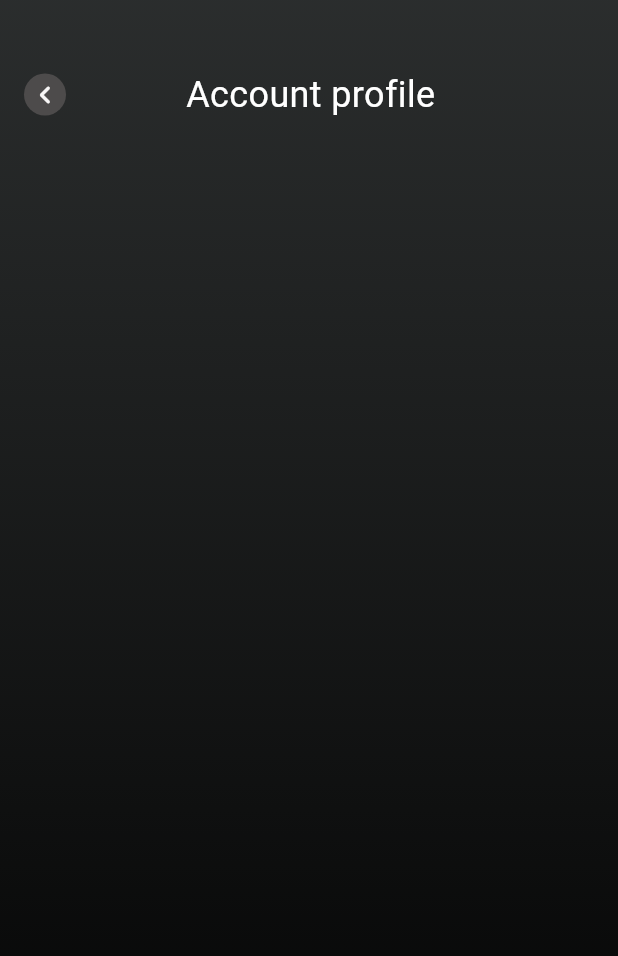
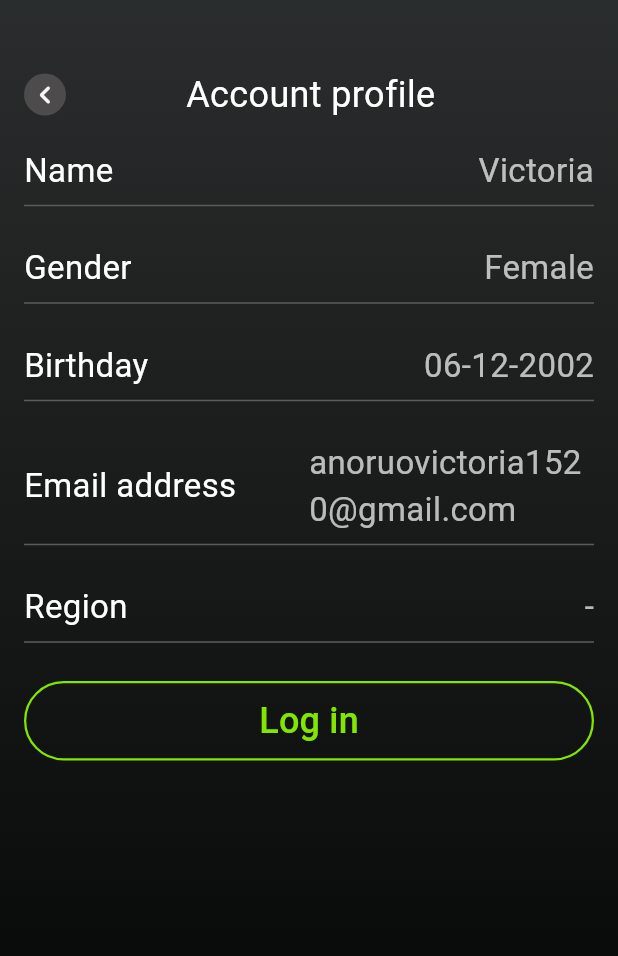
Before and after one commit to Veeqy/soundApp, a Flutter app: the Profile_page screen opened directly, on a phone screen of 412 x 824 dp. Shown: the top 956 px of the screen. Run offline on Flutter 3.47's test engine with Material 3 defaults, Android fonts, the phone set to English and light mode, and no system bars.

```diff
--- a/lib/screens.dart/profile_page.dart
+++ b/lib/screens.dart/profile_page.dart
@@ -19,7 +19,7 @@ class Profile_page extends StatelessWidget {
             end: Alignment.bottomCenter,
           ),
         ),
-        child:  Padding(
+        child: Padding(
           padding: const EdgeInsets.symmetric(
             vertical: 16,
           ),
@@ -50,14 +50,15 @@ class Profile_page extends StatelessWidget {
                         backgroundColor: Color.fromARGB(255, 77, 75, 75),
                         radius: 14,
                         foregroundColor: Color.fromARGB(255, 248, 246, 246),
-                      child:Icon(Icons.navigate_before_rounded),
+                        child: Icon(Icons.navigate_before_rounded),
                       ),
                     ),
                   ),
                   const SizedBox(
-                width:80 ,
+                    width: 80,
                   ),
-                const Text('Account profile',
+                  const Text(
+                    'Account profile',
                     style: TextStyle(
                       color: Colors.white,
                       fontSize: 24,
@@ -65,6 +66,160 @@ class Profile_page extends StatelessWidget {
                   ),
                 ],
               ),
+              const SizedBox(
+                height: 18,
+              ),
+              const Row(
+                mainAxisAlignment: MainAxisAlignment.spaceBetween,
+                children: [
+                  Text(
+                    'Name',
+                    style: TextStyle(
+                      color: Colors.white,
+                      fontSize: 22,
+                    ),
+                  ),
+                  Text(
+                    'Victoria',
+                    style: TextStyle(
+                      color: Colors.white70,
+                      fontSize: 22,
+                    ),
+                  ),
+                ],
+              ),
+              const Divider(
+                color: Color.fromARGB(255, 92, 91, 91),
+              ),
+              const SizedBox(
+                height: 18,
+              ),
+              const Row(
+                mainAxisAlignment: MainAxisAlignment.spaceBetween,
+                children: [
+                  Text(
+                    'Gender',
+                    style: TextStyle(
+                      color: Colors.white,
+                      fontSize: 22,
+                    ),
+                  ),
+                  Text(
+                    'Female',
+                    style: TextStyle(
+                      color: Colors.white70,
+                      fontSize: 22,
+                    ),
+                  ),
+                ],
+              ),
+              const Divider(
+                color: Color.fromARGB(255, 92, 91, 91),
+              ),
+              const SizedBox(
+                height: 18,
+              ),
+              const Row(
+                mainAxisAlignment: MainAxisAlignment.spaceBetween,
+                children: [
+                  Text(
+                    'Birthday',
+                    style: TextStyle(
+                      color: Colors.white,
+                      fontSize: 22,
+                    ),
+                  ),
+                  Text(
+                    '06-12-2002',
+                    style: TextStyle(
+                      color: Colors.white70,
+                      fontSize: 22,
+                    ),
+                  ),
+                ],
+              ),
+              const Divider(
+                color: Color.fromARGB(255, 92, 91, 91),
+              ),
+               const SizedBox(
+                height: 18,
+              ),
+              const Row(
+                mainAxisAlignment: MainAxisAlignment.spaceBetween,
+                children: [
+                  Expanded(
+                    child: Text(
+                      'Email address',
+                      style: TextStyle(
+                        color: Colors.white,
+                        fontSize: 22,
+                      ),
+                    ),
+                  ),
+                  Expanded(
+                    child: Text(
+                      'anoruovictoria1520@gmail.com',
+                      style: TextStyle(
+                        color: Colors.white70,
+                        fontSize: 22,
+                      ),
+                    ),
+                  ),
+                ],
+              ),
+              const Divider(
+              color: Color.fromARGB(255, 92, 91, 91),
+              ),
+               const SizedBox(
+                height: 18,
+              ),
+              const Row(
+                mainAxisAlignment: MainAxisAlignment.spaceBetween,
+                children: [
+                  Text(
+                    'Region',
+                    style: TextStyle(
+                      color: Colors.white,
+                      fontSize: 22,
+                    ),
+                  ),
+                  Text(
+                    '-',
+                    style: TextStyle(
+                      color: Colors.white70,
+                      fontSize: 22,
+                    ),
+                  ),
+                ],
+              ),
+              const Divider(
+                color: Color.fromARGB(255, 92, 91, 91),
+              ),
+               const SizedBox(
+                height: 18,
+              ),
+              SizedBox(
+              height: 53,
+              child: OutlinedButton(
+                onPressed: () {
+                  debugPrint('Received click');
+                },
+                style: OutlinedButton.styleFrom(
+                  side: const BorderSide(
+                    width: 1.5,
+                    color: Color(0xFF82E600),
+                    style: BorderStyle.solid,
+                  ),
+                ),
+                child: const Text(
+                  'Log in',
+                  style: TextStyle(
+                    fontSize: 24,
+                    color: Color(0xFF82E600),
+                  ),
+                ),
+              ),
+            )
             ],
           ),
         ),
```
Lines whose indentation alone changed are shown as unchanged.
